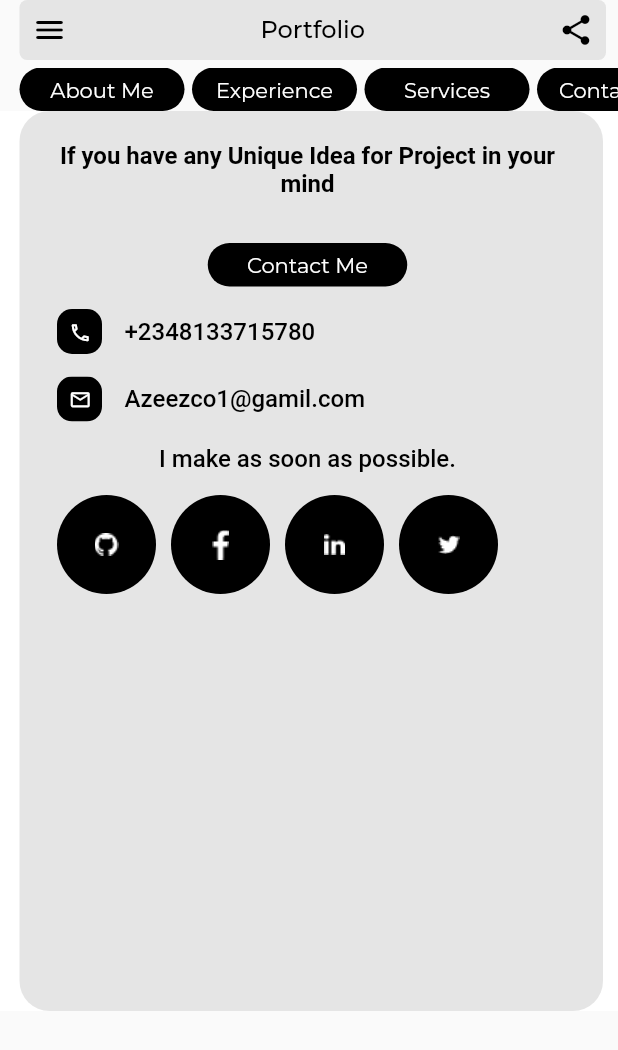
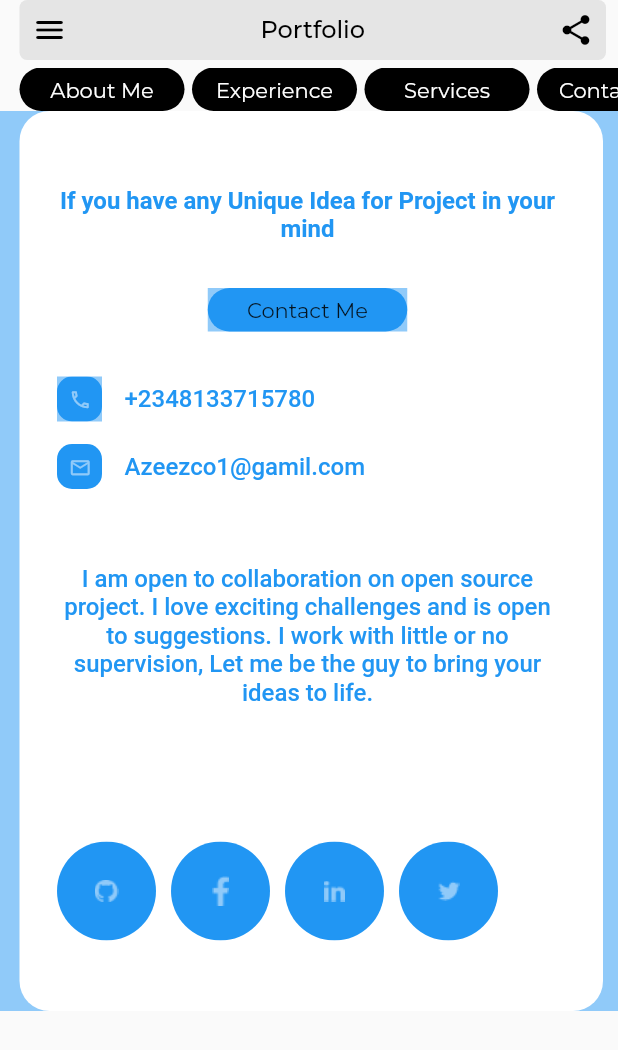
Before and after one commit to azeezco/resume_app, a Flutter app: the screen it shows after launch, after a tap on "Experience", after a tap on "Services", after a tap on "Contact Me", on a phone screen of 412 x 824 dp. Shown: the top 1050 px of the screen. Run offline on Flutter 3.47's test engine with Material 2 defaults, Android fonts, the phone set to English and light mode, and no system bars; our stand-ins replace gap, google_fonts; statements that could not run were skipped.

Commit message:
contact page completed

```diff
--- a/lib/screens/contact_me.dart
+++ b/lib/screens/contact_me.dart
@@ -1,5 +1,3 @@
-import 'package:flutter/src/widgets/container.dart';
-import 'package:flutter/src/widgets/framework.dart';
 import 'package:flutter/material.dart';
 import 'package:gap/gap.dart';
 import 'package:resume_app/utils/app_styles.dart';
@@ -11,24 +9,26 @@ class ContactMe extends StatelessWidget {
   @override
   Widget build(BuildContext context) {
     return Container(
-      color: Colors.white,
+      color: Theme.of(context).backgroundColor,
       child: Center(
         child: Container(
-          color: Colors.white,
+          color: Theme.of(context).backgroundColor,
           margin: const EdgeInsets.only(left: 13, right: 10),
           child: Container(
             height: 600,
             decoration: BoxDecoration(
               borderRadius: BorderRadius.circular(20),
-              color: Styles.bgColor,
+              color: Theme.of(context).cardColor,
             ),
             child: Container(
               margin: const EdgeInsets.only(left: 25, right: 30, top: 20),
               child: Column(
                 children: [
+                  const Gap(30),
                   DefaultTextStyle(
-                    style: Styles.regularTextStyle
-                        .copyWith(fontWeight: FontWeight.w600),
+                    style: Styles.regularTextStyle.copyWith(
+                        fontWeight: FontWeight.w600,
+                        color: Theme.of(context).primaryColor),
                     child: const Text(
                       'If you have any Unique Idea for Project in your mind',
                       textAlign: TextAlign.center,
@@ -36,36 +36,37 @@ class ContactMe extends StatelessWidget {
                   ),
                   const Gap(30),
                   Material(
-                    color: Styles.bgColor,
+                    color: Theme.of(context).backgroundColor,
                     child: Container(
                       height: 29,
                       width: 133,
                       decoration: BoxDecoration(
                           borderRadius: BorderRadius.circular(20),
-                          color: Colors.black),
-                      child: const InkWell(
+                          color: Theme.of(context).primaryColor),
+                      child: InkWell(
                         child: Align(
                           alignment: Alignment.center,
                           child: Text(
                             'Contact Me',
-                            style: TextStyle(color: Colors.white),
+                            style: Styles.BoWCardTextStyle.copyWith(
+                                color: Theme.of(context).backgroundColor),
                           ),
                         ),
                       ),
                     ),
                   ),
-                  const Gap(15),
+                  const Gap(30),
                   Row(
                     children: [
                       SizedBox(
                         height: 30,
                         width: 30,
                         child: Material(
-                          color: Styles.bgColor,
+                          color: Theme.of(context).backgroundColor,
                           child: Ink(
-                            decoration: const ShapeDecoration(
-                              color: Color(0xFF000000),
-                              shape: RoundedRectangleBorder(
+                            decoration: ShapeDecoration(
+                              color: Theme.of(context).primaryColor,
+                              shape: const RoundedRectangleBorder(
                                   borderRadius: BorderRadius.all(
                                 Radius.circular(10),
                               )),
@@ -76,7 +77,7 @@ class ContactMe extends StatelessWidget {
                                 Icons.call_outlined,
                                 size: 15,
                               ),
-                              color: Colors.white,
+                              color: Theme.of(context).backgroundColor,
                               onPressed: () {},
                             ),
                           ),
@@ -84,7 +85,8 @@ class ContactMe extends StatelessWidget {
                       ),
                       const Gap(15),
                       DefaultTextStyle(
-                        style: Styles.regularTextStyle,
+                        style: Styles.regularTextStyle
+                            .copyWith(color: Theme.of(context).primaryColor),
                         child: const Text(
                           '+2348133715780',
                         ),
@@ -98,10 +100,10 @@ class ContactMe extends StatelessWidget {
                         height: 30,
                         width: 30,
                         child: Material(
-                          color: Styles.bgColor,
+                          color: Theme.of(context).cardColor,
                           child: Ink(
                             decoration: BoxDecoration(
-                              color: const Color(0xFF000000),
+                              color: Theme.of(context).primaryColor,
                               borderRadius: BorderRadius.circular(10),
                             ),
                             child: IconButton(
@@ -110,7 +112,7 @@ class ContactMe extends StatelessWidget {
                                 Icons.mail_outlined,
                                 size: 15,
                               ),
-                              color: Colors.white,
+                              color: Theme.of(context).backgroundColor,
                               onPressed: () {},
                             ),
                           ),
@@ -118,39 +120,48 @@ class ContactMe extends StatelessWidget {
                       ),
                       const Gap(15),
                       DefaultTextStyle(
-                        style: Styles.regularTextStyle,
+                        style: Styles.regularTextStyle
+                            .copyWith(color: Theme.of(context).primaryColor),
                         child: const Text(
                           'Azeezco1@gamil.com',
                         ),
                       )
                     ],
                   ),
-                  const Gap(15),
+                  const Gap(50),
                   DefaultTextStyle(
-                    style: Styles.regularTextStyle,
-                    child: const Text('I make as soon as possible.'),
+                    style: Styles.regularTextStyle
+                        .copyWith(color: Theme.of(context).primaryColor),
+                    child: const Text(
+                      'I am open to collaboration on open source'
+                      ' project. I love exciting challenges and is open to '
+                      'suggestions. I work with little or no supervision, '
+                      'Let me be the guy to bring your ideas to life.',
+                      textAlign: TextAlign.center,
+                    ),
                   ),
-                  const Gap(15),
+                  const Gap(90),
                   Row(
                     children: [
                       SocialMediaLink(
                         myicon: const AssetImage("images/github.png"),
-                        sUrl: Uri.parse('https://github.com/lawalazeez'),
+                        sUrl: Uri.parse('https://github.com/azeezco'),
                       ),
                       const Gap(10),
                       SocialMediaLink(
                         myicon: const AssetImage("images/facebook.png"),
-                        sUrl: Uri.parse('https://github.com/lawalazeez'),
+                        sUrl: Uri.parse('https://facebook.com/azeezayotunde'),
                       ),
                       const Gap(10),
                       SocialMediaLink(
                         myicon: const AssetImage("images/linkedin.png"),
-                        sUrl: Uri.parse('https://github.com/lawalazeez'),
+                        sUrl:
+                            Uri.parse('https://www.linkedin.com/in/azeezlawal'),
                       ),
                       const Gap(10),
                       SocialMediaLink(
                         myicon: const AssetImage("images/twitter.png"),
-                        sUrl: Uri.parse('https://github.com/lawalazeez'),
+                        sUrl: Uri.parse('https://twitter.com/lawalazeez'),
                       ),
                     ],
                   )
@@ -172,10 +183,10 @@ class SocialMediaLink extends StatelessWidget {
   @override
   Widget build(BuildContext context) {
     return Material(
-      color: Styles.bgColor,
+      color: Theme.of(context).cardColor,
       child: Ink(
-        decoration: const ShapeDecoration(
-          color: Color(0xFF000000),
+        decoration: ShapeDecoration(
+          color: Theme.of(context).primaryColor,
           shape: CircleBorder(),
         ),
         child: IconButton(
@@ -184,7 +195,7 @@ class SocialMediaLink extends StatelessWidget {
             myicon,
             size: 25,
           ),
-          color: Colors.white,
+          color: Theme.of(context).backgroundColor,
           onPressed: _launchURL,
         ),
       ),
```
